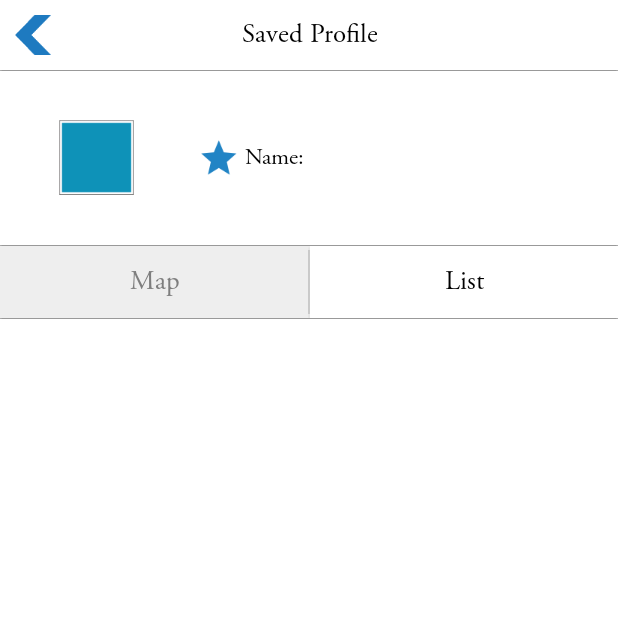
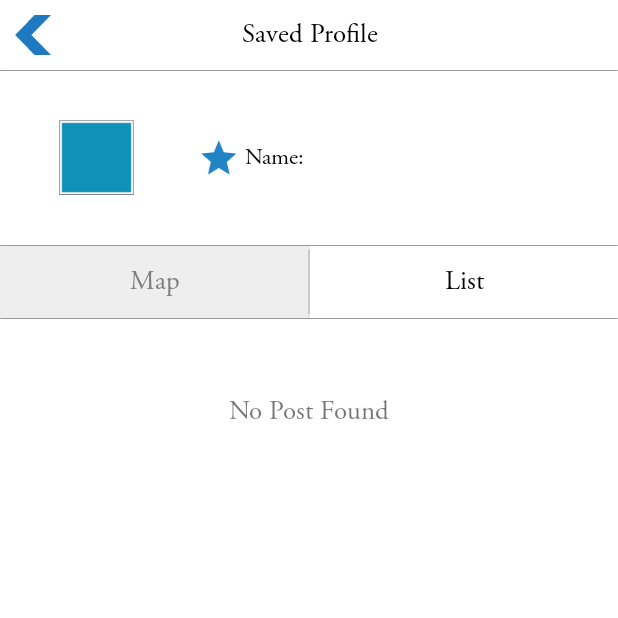
Before and after one commit to saurabh301990/Seekers_Android, an Android app: the TrackMapFragment screen opened directly, with no data from a screen before it, after a tap on "List", on a phone screen of 412 x 824 dp, the top half of it. Run offline under Robolectric (Android 15) with nearby library versions, the phone set to English and light mode, and no system bars; our stand-ins replace ButterKnife.

Commit message:
Committed by Shoeb 0.3.6 version

```diff
--- a/app/src/main/java/com/tv/seekers/activities/PostDetailsTextImg.java
+++ b/app/src/main/java/com/tv/seekers/activities/PostDetailsTextImg.java
@@ -449,12 +449,12 @@ public class PostDetailsTextImg extends YouTubeBaseActivity implements View.OnCl
                                         post_vid.initialize(Constant.YOUTUBE_API_KEY, new YouTubePlayer.OnInitializedListener() {
                                             @Override
                                             public void onInitializationSuccess(YouTubePlayer.Provider provider, YouTubePlayer youTubePlayer, boolean b) {
-                                                youTubePlayer.setPlayerStateChangeListener(playerStateChangeListener);
-                                                youTubePlayer.setPlaybackEventListener(playbackEventListener);
+                                                /*youTubePlayer.setPlayerStateChangeListener(playerStateChangeListener);
+                                                youTubePlayer.setPlaybackEventListener(playbackEventListener);*/
 
                                                 /** Start buffering **/
                                                 if (!b) {
-                                                    youTubePlayer.loadVideo(post_video);
+                                                    youTubePlayer.cueVideo(post_video);
                                                 }
                                             }
 
--- a/app/src/main/java/com/tv/seekers/adapter/HomeListAdapter.java
+++ b/app/src/main/java/com/tv/seekers/adapter/HomeListAdapter.java
@@ -11,6 +11,7 @@ import android.os.AsyncTask;
 import android.os.Build;
 
 import android.text.Html;
+import android.text.method.LinkMovementMethod;
 import android.util.Log;
 import android.view.View;
 import android.view.ViewGroup;
@@ -344,7 +345,7 @@ public class HomeListAdapter extends BaseAdapter {
         view_holder.tvUserLocation.setText(bean.getPost_location());
         if (view_holder.tvUserPost != null) {
 
-
+            view_holder.tvUserPost.setMovementMethod(LinkMovementMethod.getInstance());
             view_holder.tvUserPost.setText(Html.fromHtml(bean.getPost_text()));
         }
         if (view_holder.date_time_tv != null) {
--- a/app/src/main/java/com/tv/seekers/menu/TrackMapFragment.java
+++ b/app/src/main/java/com/tv/seekers/menu/TrackMapFragment.java
@@ -105,6 +105,8 @@ public class TrackMapFragment extends Activity implements XListView.IXListViewLi
 
     @Bind(R.id.name_tv)
     TextView name_tv;
+    @Bind(R.id.no_post_tv)
+    TextView no_post_tv;
 
     @Bind(R.id.loc_tv)
     TextView loc_tv;
@@ -112,22 +114,28 @@ public class TrackMapFragment extends Activity implements XListView.IXListViewLi
     @Bind(R.id.map_btn)
     Button map_btn;
 
+    @Bind(R.id.list_rel)
+    RelativeLayout list_rel;
+
 
     private TextView _header;
     private ImageView _ivRight;
     private ImageView _ivLeft;
+    private  int length = 0;
 
 
     @OnClick(R.id.map_btn)
     public void map_btnClick(View view) {
         _isList = false;
         map_view.setVisibility(View.VISIBLE);
+        list_rel.setVisibility(View.GONE);
         list.setVisibility(View.GONE);
         list_btn.setBackgroundColor(ContextCompat.getColor(TrackMapFragment.this, R.color.miles_inactive_color));
         map_btn.setBackgroundColor(Color.WHITE);
 
         map_btn.setTextColor(Color.BLACK);
         list_btn.setTextColor(ContextCompat.getColor(TrackMapFragment.this, R.color.grey_color));
+        no_post_tv.setVisibility(View.GONE);
     }
 
     @Bind(R.id.list_btn)
@@ -137,12 +145,19 @@ public class TrackMapFragment extends Activity implements XListView.IXListViewLi
     public void list_btnClick(View view) {
         _isList = true;
         map_view.setVisibility(View.GONE);
+        list_rel.setVisibility(View.VISIBLE);
         list.setVisibility(View.VISIBLE);
         map_btn.setBackgroundColor(ContextCompat.getColor(TrackMapFragment.this, R.color.miles_inactive_color));
         list_btn.setBackgroundColor(Color.WHITE);
 
         list_btn.setTextColor(Color.BLACK);
         map_btn.setTextColor(ContextCompat.getColor(TrackMapFragment.this, R.color.grey_color));
+
+        if (length==0) {
+            no_post_tv.setVisibility(View.VISIBLE);
+        } else {
+            no_post_tv.setVisibility(View.GONE);
+        }
 
 
 //        addData();
@@ -328,6 +343,7 @@ public class TrackMapFragment extends Activity implements XListView.IXListViewLi
         Constant.setFont(TrackMapFragment.this, map_btn, 0);
         Constant.setFont(TrackMapFragment.this, list_btn, 0);
         Constant.setFont(TrackMapFragment.this, _header, 0);
+        Constant.setFont(TrackMapFragment.this, no_post_tv, 0);
     }
 
 
@@ -621,7 +637,7 @@ public class TrackMapFragment extends Activity implements XListView.IXListViewLi
                                 loc_tv.setText(" " + address);
                             }
                             JSONArray mJsonArrayposts = _resultJSONArray.getJSONArray("posts");
-                            int length = mJsonArrayposts.length();
+                             length = mJsonArrayposts.length();
                             if (length > 0) {
 //                                MarkerOptions options = new MarkerOptions();
                                 for (int i = 0; i < length; i++) {
--- a/app/src/main/res/layout/home_list_item_row_text.xml
+++ b/app/src/main/res/layout/home_list_item_row_text.xml
@@ -2,6 +2,7 @@
 <LinearLayout xmlns:android="http://schemas.android.com/apk/res/android"
     android:layout_width="match_parent"
     android:layout_height="match_parent"
+    android:descendantFocusability="blocksDescendants"
     android:orientation="vertical">
 
     <RelativeLayout
@@ -43,7 +44,7 @@
                 android:layout_below="@+id/userLocation_tv"
                 android:layout_marginTop="8dp"
                 android:ellipsize="end"
-                android:autoLink="web"
+
                 android:singleLine="true"
                 android:text="Lorem ipsum, Lorem ipsum, Lorem ipsum, Lorem ipsum, Lorem ipsum," />
 
--- a/app/src/main/res/layout/home_list_item_row_text_img.xml
+++ b/app/src/main/res/layout/home_list_item_row_text_img.xml
@@ -1,6 +1,7 @@
 <?xml version="1.0" encoding="utf-8"?>
 <LinearLayout xmlns:android="http://schemas.android.com/apk/res/android"
     android:layout_width="match_parent"
+    android:descendantFocusability="blocksDescendants"
     android:layout_height="match_parent"
     android:orientation="vertical">
 
@@ -59,7 +60,7 @@
                 android:layout_width="wrap_content"
                 android:layout_height="wrap_content"
                 android:layout_below="@+id/post_rl"
-                android:autoLink="web"
+
                 android:layout_marginTop="8dp"
                 android:ellipsize="end"
                 android:singleLine="true"
--- a/app/src/main/res/layout/home_list_item_row_vid.xml
+++ b/app/src/main/res/layout/home_list_item_row_vid.xml
@@ -2,6 +2,7 @@
 <LinearLayout xmlns:android="http://schemas.android.com/apk/res/android"
     android:layout_width="match_parent"
     android:layout_height="match_parent"
+    android:descendantFocusability="blocksDescendants"
     android:orientation="vertical">
 
     <RelativeLayout
@@ -92,7 +93,7 @@
                     android:layout_height="wrap_content"
                     android:layout_below="@+id/relativeLayout_over_youtube_thumbnail"
                     android:layout_marginTop="8dp"
-                    android:autoLink="web"
+
                     android:ellipsize="end"
                     android:singleLine="true"
                     android:text="" />
--- a/app/src/main/res/layout/post_details_txt_img_screen.xml
+++ b/app/src/main/res/layout/post_details_txt_img_screen.xml
@@ -52,6 +52,7 @@
                         android:id="@+id/userType_tv"
                         android:layout_width="wrap_content"
                         android:layout_height="wrap_content"
+                        android:paddingRight="50dp"
                         android:text=""
                         android:textSize="16sp" />
 
--- a/app/src/main/res/layout/splash_screen.xml
+++ b/app/src/main/res/layout/splash_screen.xml
@@ -6,7 +6,7 @@
     android:layout_height="match_parent">
     <TextView
         android:layout_width="match_parent"
-        android:text="0.3.4"
+        android:text="0.3.6"
         android:textSize="20sp"
         android:gravity="center_horizontal"
         android:textStyle="bold"
--- a/app/src/main/res/layout/track_map_screen.xml
+++ b/app/src/main/res/layout/track_map_screen.xml
@@ -97,10 +97,9 @@
                 android:layout_width="match_parent"
                 android:layout_height="match_parent"
                 android:layout_weight="0.9"
+                android:gravity="center_vertical"
                 android:orientation="vertical"
-                android:gravity="center_vertical"
-                android:paddingLeft="8dp"
-                >
+                android:paddingLeft="8dp">
 
 
                 <LinearLayout
@@ -120,8 +119,7 @@
                         <LinearLayout
 
                             android:layout_width="wrap_content"
-                            android:layout_height="wrap_content"
-                            >
+                            android:layout_height="wrap_content">
 
                             <ImageView
                                 android:id="@+id/unsave_iv"
@@ -168,7 +166,6 @@
 
                     </LinearLayout>
                 </LinearLayout>
-
 
 
             </LinearLayout>
@@ -226,7 +223,8 @@
             android:id="@+id/map_view_rel"
             android:layout_width="match_parent"
             android:layout_height="match_parent"
-            android:layout_weight="0.6">
+            android:layout_weight="0.6"
+            android:visibility="visible">
 
             <fragment
 
@@ -236,12 +234,34 @@
                 android:layout_height="match_parent" />
         </RelativeLayout>
 
-        <com.tv.seekers.utils.XListView
-            android:id="@+id/list"
+        <RelativeLayout
+            android:id="@+id/list_rel"
             android:layout_width="match_parent"
             android:layout_height="match_parent"
             android:layout_weight="0.6"
-            android:visibility="gone"></com.tv.seekers.utils.XListView>
+
+            android:visibility="gone">
+
+            <com.tv.seekers.utils.XListView
+                android:id="@+id/list"
+                android:layout_width="match_parent"
+                android:layout_height="match_parent"
+
+                android:visibility="gone"></com.tv.seekers.utils.XListView>
+
+            <TextView
+                android:id="@+id/no_post_tv"
+                android:layout_width="wrap_content"
+                android:layout_height="wrap_content"
+                android:layout_centerHorizontal="true"
+                android:layout_marginTop="50dp"
+                android:text="No Post Found"
+                android:textSize="18sp"
+                android:textStyle="bold"
+                android:visibility="gone" />
+        </RelativeLayout>
+
+
     </LinearLayout>
 
 
```
Also changed, not shown: app/src/main/java/com/tv/seekers/menu/MapView.java (+12 -1 lines), 1 other file.
